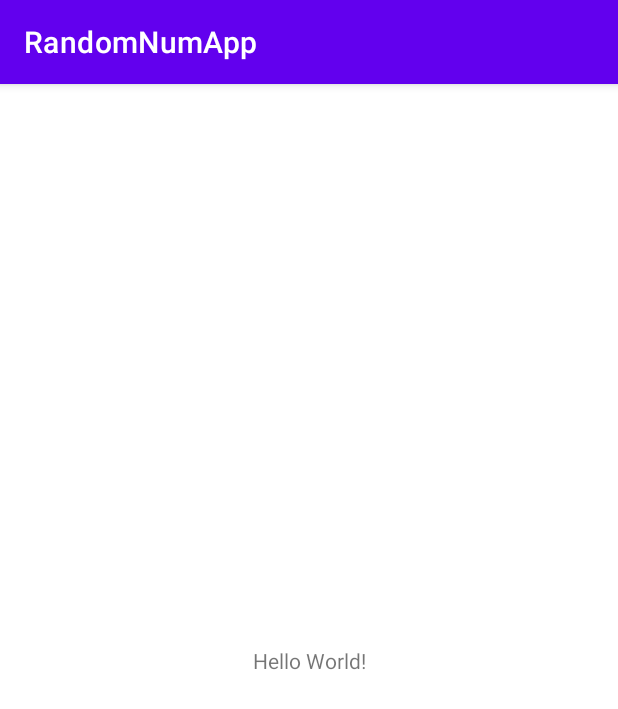
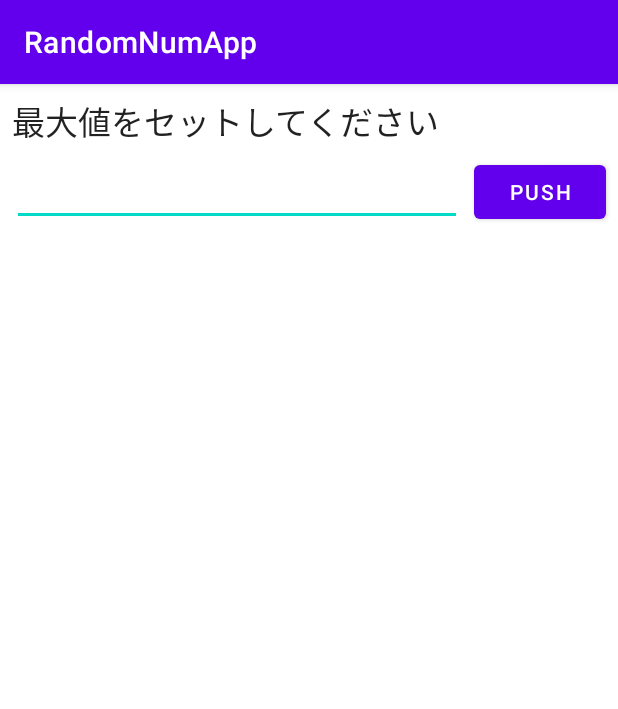
Before and after one commit to tatsuya828828/RandomNumApp, an Android app: the screen it shows after launch (MainActivity), on a phone screen of 412 x 824 dp. Shown: the top 709 px of the screen. Run offline under Robolectric (Android 15) with nearby library versions, the phone set to English and light mode, and no system bars.

Commit message:
最大値入力欄作成

```diff
--- a/app/src/main/res/layout/activity_main.xml
+++ b/app/src/main/res/layout/activity_main.xml
@@ -6,13 +6,40 @@
     android:layout_height="match_parent"
     tools:context=".MainActivity">
 
-    <TextView
+    <EditText
+        android:id="@+id/max_number"
+        android:layout_width="0dp"
+        android:layout_height="wrap_content"
+        android:layout_marginStart="8dp"
+        android:layout_marginTop="8dp"
+        android:layout_marginEnd="8dp"
+        android:ems="10"
+        android:inputType="number"
+        app:layout_constraintEnd_toStartOf="@+id/register_max_number"
+        app:layout_constraintHorizontal_bias="0.0"
+        app:layout_constraintStart_toStartOf="parent"
+        app:layout_constraintTop_toBottomOf="@+id/textView" />
+
+    <Button
+        android:id="@+id/register_max_number"
         android:layout_width="wrap_content"
         android:layout_height="wrap_content"
-        android:text="Hello World!"
-        app:layout_constraintBottom_toBottomOf="parent"
-        app:layout_constraintLeft_toLeftOf="parent"
-        app:layout_constraintRight_toRightOf="parent"
+        android:layout_marginEnd="8dp"
+        android:text="PUSH"
+        app:layout_constraintBottom_toBottomOf="@+id/max_number"
+        app:layout_constraintEnd_toEndOf="parent"
+        app:layout_constraintTop_toTopOf="@+id/max_number" />
+
+    <TextView
+        android:id="@+id/textView"
+        android:layout_width="0dp"
+        android:layout_height="wrap_content"
+        android:layout_marginStart="8dp"
+        android:layout_marginTop="8dp"
+        android:layout_marginEnd="8dp"
+        android:text="最大値をセットしてください"
+        android:textAppearance="@style/TextAppearance.AppCompat.Large"
+        app:layout_constraintEnd_toEndOf="parent"
+        app:layout_constraintStart_toStartOf="parent"
         app:layout_constraintTop_toTopOf="parent" />
-
 </androidx.constraintlayout.widget.ConstraintLayout>
```
